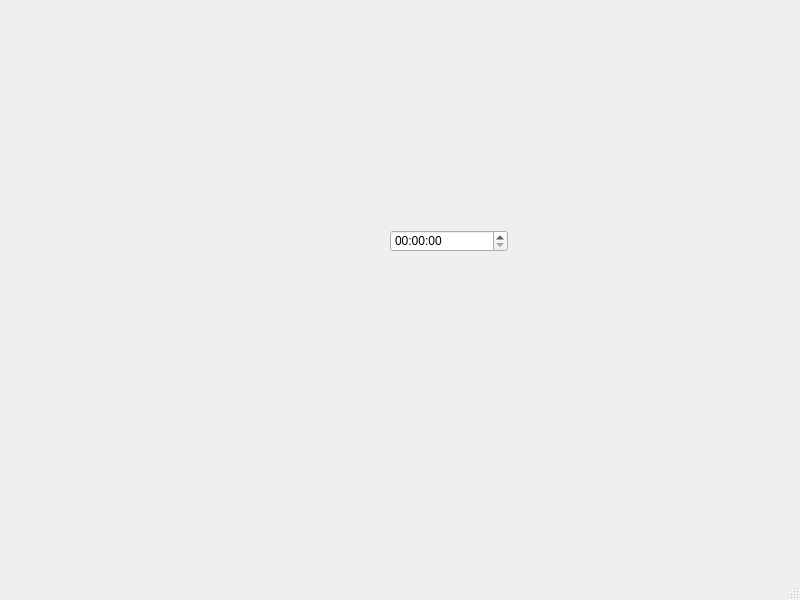
This is mainwindow.ui in CAI-JIADA/MidtermAI as Qt 5 draws it before an edit. The edited form follows.
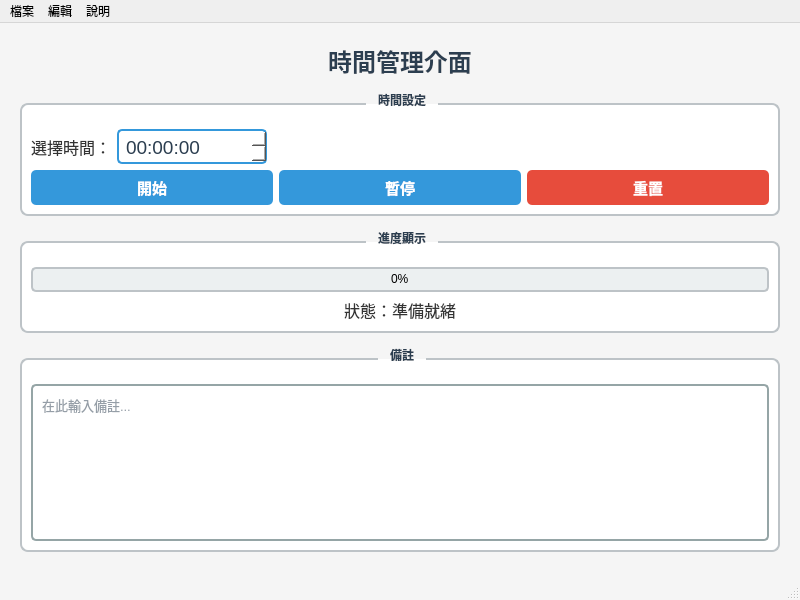
This is the edited form.

Commit message: Optimize UI file with improved components, layout, colors, and functionality

Patch:
```diff
--- a/mainwindow.ui
+++ b/mainwindow.ui
@@ -11,19 +11,288 @@
    </rect>
   </property>
   <property name="windowTitle">
-   <string>MainWindow</string>
+   <string>MidtermAI - 時間管理系統</string>
+  </property>
+  <property name="styleSheet">
+   <string notr="true">QMainWindow {
+    background-color: #f5f5f5;
+}
+
+QLabel {
+    color: #333333;
+    font-size: 12pt;
+}
+
+QLabel#titleLabel {
+    color: #2c3e50;
+    font-size: 18pt;
+    font-weight: bold;
+}
+
+QTimeEdit {
+    background-color: white;
+    border: 2px solid #3498db;
+    border-radius: 5px;
+    padding: 5px;
+    font-size: 14pt;
+    color: #2c3e50;
+}
+
+QTimeEdit:focus {
+    border: 2px solid #2980b9;
+}
+
+QPushButton {
+    background-color: #3498db;
+    color: white;
+    border: none;
+    border-radius: 5px;
+    padding: 8px 16px;
+    font-size: 11pt;
+    font-weight: bold;
+}
+
+QPushButton:hover {
+    background-color: #2980b9;
+}
+
+QPushButton:pressed {
+    background-color: #21618c;
+}
+
+QPushButton#resetButton {
+    background-color: #e74c3c;
+}
+
+QPushButton#resetButton:hover {
+    background-color: #c0392b;
+}
+
+QGroupBox {
+    background-color: white;
+    border: 2px solid #bdc3c7;
+    border-radius: 8px;
+    margin-top: 10px;
+    padding-top: 15px;
+    font-weight: bold;
+    color: #2c3e50;
+}
+
+QGroupBox::title {
+    subcontrol-origin: margin;
+    subcontrol-position: top center;
+    padding: 0 10px;
+    color: #2c3e50;
+}
+
+QTextEdit {
+    background-color: white;
+    border: 2px solid #95a5a6;
+    border-radius: 5px;
+    padding: 5px;
+    color: #2c3e50;
+    font-size: 10pt;
+}
+
+QProgressBar {
+    border: 2px solid #bdc3c7;
+    border-radius: 5px;
+    text-align: center;
+    background-color: #ecf0f1;
+}
+
+QProgressBar::chunk {
+    background-color: #27ae60;
+    border-radius: 3px;
+}</string>
   </property>
   <widget class="QWidget" name="centralwidget">
-   <widget class="QTimeEdit" name="timeEdit">
-    <property name="geometry">
-     <rect>
-      <x>390</x>
-      <y>230</y>
-      <width>118</width>
-      <height>22</height>
-     </rect>
+   <layout class="QVBoxLayout" name="verticalLayout">
+    <property name="spacing">
+     <number>15</number>
     </property>
-   </widget>
+    <property name="leftMargin">
+     <number>20</number>
+    </property>
+    <property name="topMargin">
+     <number>20</number>
+    </property>
+    <property name="rightMargin">
+     <number>20</number>
+    </property>
+    <property name="bottomMargin">
+     <number>20</number>
+    </property>
+    <item>
+     <widget class="QLabel" name="titleLabel">
+      <property name="text">
+       <string>時間管理介面</string>
+      </property>
+      <property name="alignment">
+       <set>Qt::AlignCenter</set>
+      </property>
+     </widget>
+    </item>
+    <item>
+     <widget class="QGroupBox" name="timeGroupBox">
+      <property name="title">
+       <string>時間設定</string>
+      </property>
+      <layout class="QVBoxLayout" name="verticalLayout_2">
+       <item>
+        <layout class="QHBoxLayout" name="horizontalLayout">
+         <item>
+          <widget class="QLabel" name="timeLabel">
+           <property name="text">
+            <string>選擇時間：</string>
+           </property>
+          </widget>
+         </item>
+         <item>
+          <widget class="QTimeEdit" name="timeEdit">
+           <property name="minimumSize">
+            <size>
+             <width>150</width>
+             <height>35</height>
+            </size>
+           </property>
+           <property name="displayFormat">
+            <string>HH:mm:ss</string>
+           </property>
+           <property name="calendarPopup">
+            <bool>true</bool>
+           </property>
+          </widget>
+         </item>
+         <item>
+          <spacer name="horizontalSpacer">
+           <property name="orientation">
+            <enum>Qt::Horizontal</enum>
+           </property>
+           <property name="sizeHint" stdset="0">
+            <size>
+             <width>40</width>
+             <height>20</height>
+            </size>
+           </property>
+          </spacer>
+         </item>
+        </layout>
+       </item>
+       <item>
+        <layout class="QHBoxLayout" name="horizontalLayout_2">
+         <item>
+          <widget class="QPushButton" name="startButton">
+           <property name="minimumSize">
+            <size>
+             <width>0</width>
+             <height>35</height>
+            </size>
+           </property>
+           <property name="text">
+            <string>開始</string>
+           </property>
+          </widget>
+         </item>
+         <item>
+          <widget class="QPushButton" name="pauseButton">
+           <property name="minimumSize">
+            <size>
+             <width>0</width>
+             <height>35</height>
+            </size>
+           </property>
+           <property name="text">
+            <string>暫停</string>
+           </property>
+          </widget>
+         </item>
+         <item>
+          <widget class="QPushButton" name="resetButton">
+           <property name="minimumSize">
+            <size>
+             <width>0</width>
+             <height>35</height>
+            </size>
+           </property>
+           <property name="text">
+            <string>重置</string>
+           </property>
+          </widget>
+         </item>
+        </layout>
+       </item>
+      </layout>
+     </widget>
+    </item>
+    <item>
+     <widget class="QGroupBox" name="progressGroupBox">
+      <property name="title">
+       <string>進度顯示</string>
+      </property>
+      <layout class="QVBoxLayout" name="verticalLayout_3">
+       <item>
+        <widget class="QProgressBar" name="progressBar">
+         <property name="minimumSize">
+          <size>
+           <width>0</width>
+           <height>25</height>
+          </size>
+         </property>
+         <property name="value">
+          <number>0</number>
+         </property>
+        </widget>
+       </item>
+       <item>
+        <widget class="QLabel" name="statusLabel">
+         <property name="text">
+          <string>狀態：準備就緒</string>
+         </property>
+         <property name="alignment">
+          <set>Qt::AlignCenter</set>
+         </property>
+        </widget>
+       </item>
+      </layout>
+     </widget>
+    </item>
+    <item>
+     <widget class="QGroupBox" name="notesGroupBox">
+      <property name="title">
+       <string>備註</string>
+      </property>
+      <layout class="QVBoxLayout" name="verticalLayout_4">
+       <item>
+        <widget class="QTextEdit" name="notesTextEdit">
+         <property name="minimumSize">
+          <size>
+           <width>0</width>
+           <height>100</height>
+          </size>
+         </property>
+         <property name="placeholderText">
+          <string>在此輸入備註...</string>
+         </property>
+        </widget>
+       </item>
+      </layout>
+     </widget>
+    </item>
+    <item>
+     <spacer name="verticalSpacer">
+      <property name="orientation">
+       <enum>Qt::Vertical</enum>
+      </property>
+      <property name="sizeHint" stdset="0">
+       <size>
+        <width>20</width>
+        <height>40</height>
+       </size>
+      </property>
+     </spacer>
+    </item>
+   </layout>
   </widget>
   <widget class="QMenuBar" name="menubar">
    <property name="geometry">
@@ -34,6 +303,32 @@
      <height>21</height>
     </rect>
    </property>
+   <widget class="QMenu" name="menuFile">
+    <property name="title">
+     <string>檔案</string>
+    </property>
+    <addaction name="actionNew"/>
+    <addaction name="actionOpen"/>
+    <addaction name="actionSave"/>
+    <addaction name="separator"/>
+    <addaction name="actionExit"/>
+   </widget>
+   <widget class="QMenu" name="menuEdit">
+    <property name="title">
+     <string>編輯</string>
+    </property>
+    <addaction name="actionCopy"/>
+    <addaction name="actionPaste"/>
+   </widget>
+   <widget class="QMenu" name="menuHelp">
+    <property name="title">
+     <string>說明</string>
+    </property>
+    <addaction name="actionAbout"/>
+   </widget>
+   <addaction name="menuFile"/>
+   <addaction name="menuEdit"/>
+   <addaction name="menuHelp"/>
   </widget>
   <widget class="QStatusBar" name="statusbar"/>
  </widget>
```
Left out of the diff: 35 changed lines with no effect on the pictures.
